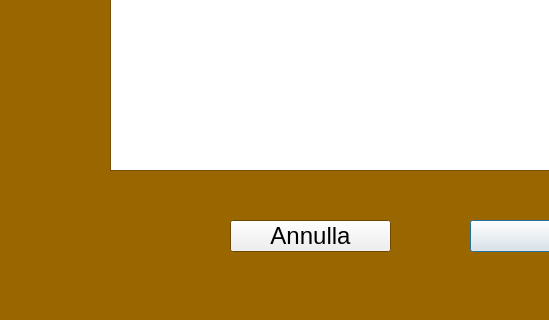
Old version of the form Source/tools.ui in the repository LoboBlanco761/Dispensa; both pictures show x 0 to 549 and y 280 to 600 of the 800 by 600 pixel window.
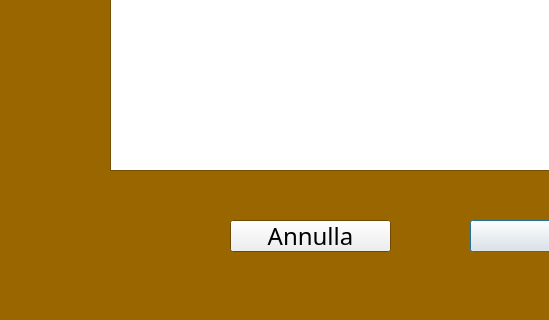
New version of the form.

Diff of the .ui file:
```diff
--- a/Source/tools.ui
+++ b/Source/tools.ui
@@ -58,7 +58,7 @@
   </property>
   <property name="font">
    <font>
-    <family>Lucida Grande</family>
+    <family>Noto Sans</family>
     <pointsize>18</pointsize>
    </font>
   </property>
```
Left out of the diff: 2 changed lines with no effect on the pictures.
